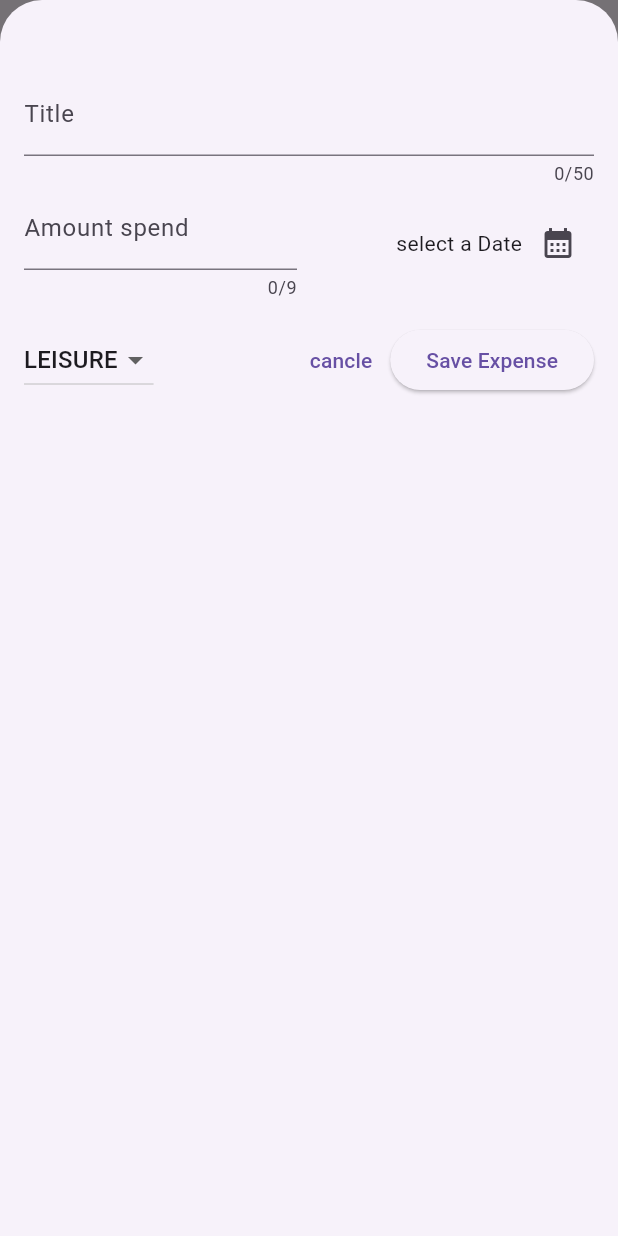
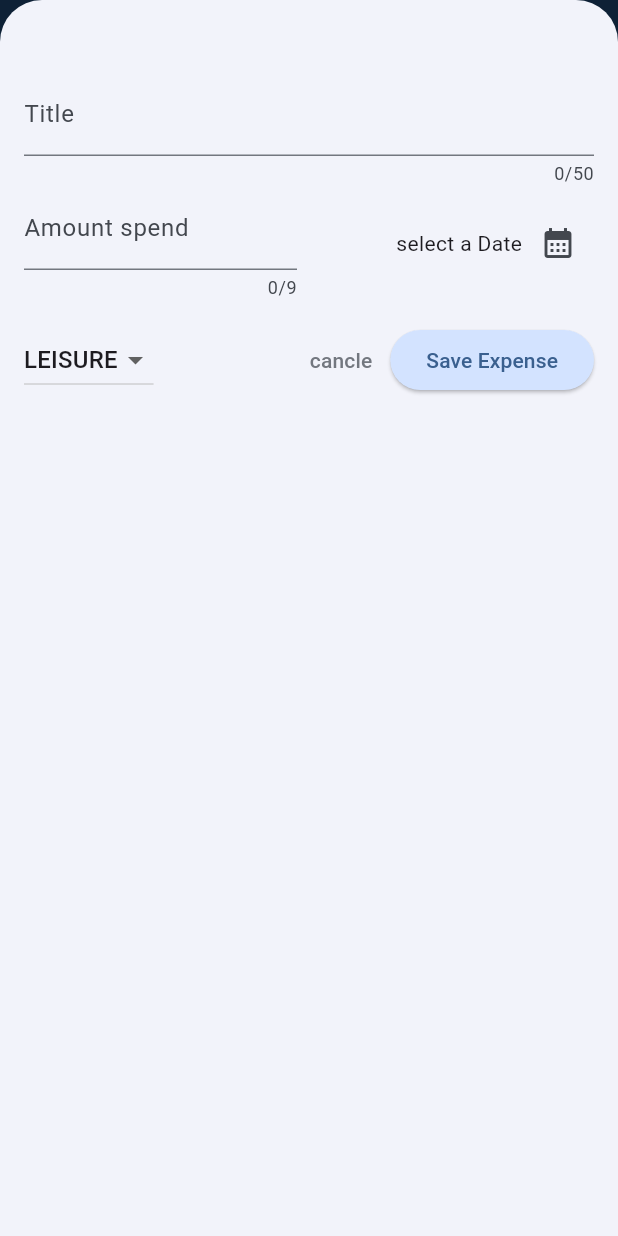
Before and after one commit to timseoaudit/expense_tracker, a Flutter app: the screen it shows after launch, after a tap on the "add" icon, on a phone screen of 412 x 824 dp. Run offline on Flutter 3.47's test engine with Material 3 defaults, Android fonts, the phone set to English and light mode, and no system bars.

Commit message:
Theming of App, Chart Implementation
Implement Chart, add Theming for light mode and dark mode

```diff
--- a/lib/main.dart
+++ b/lib/main.dart
@@ -1,10 +1,57 @@
 import 'package:flutter/material.dart';
 import 'package:expense_tracker/widgets/expenses.dart';
 
+var kColorScheme = ColorScheme.fromSeed(
+  seedColor: const Color.fromARGB(255, 109, 164, 235),
+);
+var kDarkColorScheme = ColorScheme.fromSeed(
+  brightness: Brightness.dark,
+  seedColor: const Color.fromARGB(255, 109, 164, 235),
+);
+
 void main() {
   runApp(
-    const MaterialApp(
-      home: Expenses(),
+    MaterialApp(
+      darkTheme: ThemeData.dark().copyWith(
+        colorScheme: kDarkColorScheme,
+        cardTheme: const CardTheme().copyWith(
+          color: kDarkColorScheme.secondaryContainer,
+          margin: const EdgeInsets.symmetric(horizontal: 16, vertical: 6),
+        ),
+        elevatedButtonTheme: ElevatedButtonThemeData(
+          style: ElevatedButton.styleFrom(
+            backgroundColor: kDarkColorScheme.primaryContainer,
+            foregroundColor: kDarkColorScheme.onPrimaryContainer,
+          ),
+        ),
+      ),
+      theme: ThemeData().copyWith(
+        colorScheme: kColorScheme,
+        appBarTheme: const AppBarTheme().copyWith(
+          backgroundColor: kColorScheme.onPrimaryContainer,
+          foregroundColor: kColorScheme.primaryContainer,
+        ),
+        cardTheme: const CardTheme().copyWith(
+          color: kColorScheme.secondaryContainer,
+          margin: const EdgeInsets.symmetric(horizontal: 16, vertical: 6),
+        ),
+        elevatedButtonTheme: ElevatedButtonThemeData(
+          style: ElevatedButton.styleFrom(
+              backgroundColor: kColorScheme.primaryContainer,
+              foregroundColor: kColorScheme.primary),
+        ),
+        textButtonTheme: TextButtonThemeData(
+          style: TextButton.styleFrom(foregroundColor: kColorScheme.outline),
+        ),
+        textTheme: ThemeData().textTheme.copyWith(
+              titleLarge: TextStyle(
+                fontWeight: FontWeight.normal,
+                color: kColorScheme.onSecondaryContainer,
+                fontSize: 18,
+              ),
+            ),
+      ),
+      home: const Expenses(),
     ),
-    );
+  );
 }
--- a/lib/models/expense.dart
+++ b/lib/models/expense.dart
@@ -30,3 +30,25 @@ class Expense {
 
   String get formattedDate => formatter.format(date);
 }
+
+class ExpenseBucket {
+  const ExpenseBucket({required this.category, required this.expenses});
+
+  ExpenseBucket.forCategory(List<Expense> allExpenses, this.category)
+      : expenses = allExpenses
+            .where((expense) => expense.category == category)
+            .toList();
+
+  final Category category;
+  final List<Expense> expenses;
+
+  double get totalExpenses {
+    double sum = 0;
+
+    for (final expense in expenses) {
+      sum += expense.amount;
+    }
+
+    return sum;
+  }
+}
--- /dev/null
+++ b/lib/widgets/chart/chart.dart
@@ -0,0 +1,95 @@
+import 'package:flutter/material.dart';
+
+import 'package:expense_tracker/widgets/chart/chart_bar.dart';
+import 'package:expense_tracker/models/expense.dart';
+
+class Chart extends StatelessWidget {
+  const Chart({super.key, required this.expenses});
+
+  final List<Expense> expenses;
+
+  List<ExpenseBucket> get buckets {
+    return [
+      ExpenseBucket.forCategory(expenses, Category.food),
+      ExpenseBucket.forCategory(expenses, Category.leisure),
+      ExpenseBucket.forCategory(expenses, Category.travel),
+      ExpenseBucket.forCategory(expenses, Category.work),
+    ];
+  }
+
+  double get maxTotalExpense {
+    double maxTotalExpense = 0;
+
+    for (final bucket in buckets) {
+      if (bucket.totalExpenses > maxTotalExpense) {
+        maxTotalExpense = bucket.totalExpenses;
+      }
+    }
+
+    return maxTotalExpense;
+  }
+
+  @override
+  Widget build(BuildContext context) {
+    final isDarkMode =
+        MediaQuery.of(context).platformBrightness == Brightness.dark;
+    return Container(
+      margin: const EdgeInsets.all(16),
+      padding: const EdgeInsets.symmetric(
+        vertical: 16,
+        horizontal: 8,
+      ),
+      width: double.infinity,
+      height: 180,
+      decoration: BoxDecoration(
+        borderRadius: BorderRadius.circular(8),
+        gradient: LinearGradient(
+          colors: [
+            Theme.of(context).colorScheme.primary.withOpacity(0.3),
+            Theme.of(context).colorScheme.primary.withOpacity(0.0)
+          ],
+          begin: Alignment.bottomCenter,
+          end: Alignment.topCenter,
+        ),
+      ),
+      child: Column(
+        children: [
+          Expanded(
+            child: Row(
+              crossAxisAlignment: CrossAxisAlignment.end,
+              children: [
+                for (final bucket in buckets) // alternative to map()
+                  ChartBar(
+                    fill: bucket.totalExpenses == 0
+                        ? 0
+                        : bucket.totalExpenses / maxTotalExpense,
+                  )
+              ],
+            ),
+          ),
+          const SizedBox(height: 12),
+          Row(
+            children: buckets
+                .map(
+                  (bucket) => Expanded(
+                    child: Padding(
+                      padding: const EdgeInsets.symmetric(horizontal: 4),
+                      child: Icon(
+                        categoryIcons[bucket.category],
+                        color: isDarkMode
+                            ? Theme.of(context).colorScheme.secondary
+                            : Theme.of(context)
+                                .colorScheme
+                                .primary
+                                .withOpacity(0.7),
+                      ),
+                    ),
+                  ),
+                )
+                .toList(),
+          )
+        ],
+      ),
+    );
+  }
+}
--- /dev/null
+++ b/lib/widgets/chart/chart_bar.dart
@@ -0,0 +1,34 @@
+import 'package:flutter/material.dart';
+
+class ChartBar extends StatelessWidget {
+  const ChartBar({
+    super.key,
+    required this.fill,
+  });
+
+  final double fill;
+
+  @override
+  Widget build(BuildContext context) {
+    final isDarkMode =
+        MediaQuery.of(context).platformBrightness == Brightness.dark;
+    return Expanded(
+      child: Padding(
+        padding: const EdgeInsets.symmetric(horizontal: 4),
+        child: FractionallySizedBox(
+          heightFactor: fill,
+          child: DecoratedBox(
+            decoration: BoxDecoration(
+              shape: BoxShape.rectangle,
+              borderRadius:
+                  const BorderRadius.vertical(top: Radius.circular(8)),
+              color: isDarkMode
+                  ? Theme.of(context).colorScheme.secondary
+                  : Theme.of(context).colorScheme.primary.withOpacity(0.65),
+            ),
+          ),
+        ),
+      ),
+    );
+  }
+}
--- a/lib/widgets/expenses.dart
+++ b/lib/widgets/expenses.dart
@@ -2,6 +2,7 @@ import 'package:expense_tracker/widgets/expenses_list/expenses_list.dart';
 import 'package:expense_tracker/models/expense.dart';
 import 'package:expense_tracker/widgets/new_expense.dart';
 import 'package:flutter/material.dart';
+import 'package:expense_tracker/widgets/chart/chart.dart';
 
 class Expenses extends StatefulWidget {
   const Expenses({super.key});
@@ -53,7 +54,7 @@ class _ExpensesState extends State<Expenses> {
 
     ScaffoldMessenger.of(context).clearSnackBars();
     ScaffoldMessenger.of(context).showSnackBar(
-       SnackBar(
+      SnackBar(
         duration: const Duration(seconds: 3),
         content: const Text('Expense deleted'),
         action: SnackBarAction(
@@ -96,7 +97,9 @@ class _ExpensesState extends State<Expenses> {
       ),
       body: Column(
         children: [
-          const Text('The Chart'),
+          Chart(
+            expenses: _registeredExpenses,
+          ),
           Expanded(
             child: mainContent,
           ),
--- a/lib/widgets/expenses_list/expenses_item.dart
+++ b/lib/widgets/expenses_list/expenses_item.dart
@@ -12,8 +12,14 @@ class ExpenseItem extends StatelessWidget {
       child: Padding(
         padding: const EdgeInsets.symmetric(horizontal: 20, vertical: 16),
         child: Column(
+          crossAxisAlignment: CrossAxisAlignment.start,
           children: [
-            Text(expense.title), // need styling
+            Text(
+              expense.title,
+              style: Theme.of(context).textTheme.titleLarge?.copyWith(
+                fontSize: 16.5,
+              ),
+            ),
             const SizedBox(height: 4),
             Row(
               children: [
--- a/lib/widgets/expenses_list/expenses_list.dart
+++ b/lib/widgets/expenses_list/expenses_list.dart
@@ -18,6 +18,10 @@ class ExpensesList extends StatelessWidget {
       itemCount: expenses.length,
       itemBuilder: (ctx, index) => Dismissible(
         key: ValueKey(expenses[index]),
+        background: Container(
+          color: Theme.of(context).colorScheme.error.withOpacity(0.80),
+          margin: Theme.of(context).cardTheme.margin,
+        ),
         onDismissed: (direction) {
           onRemoveExpense(
             expenses[index],
```
